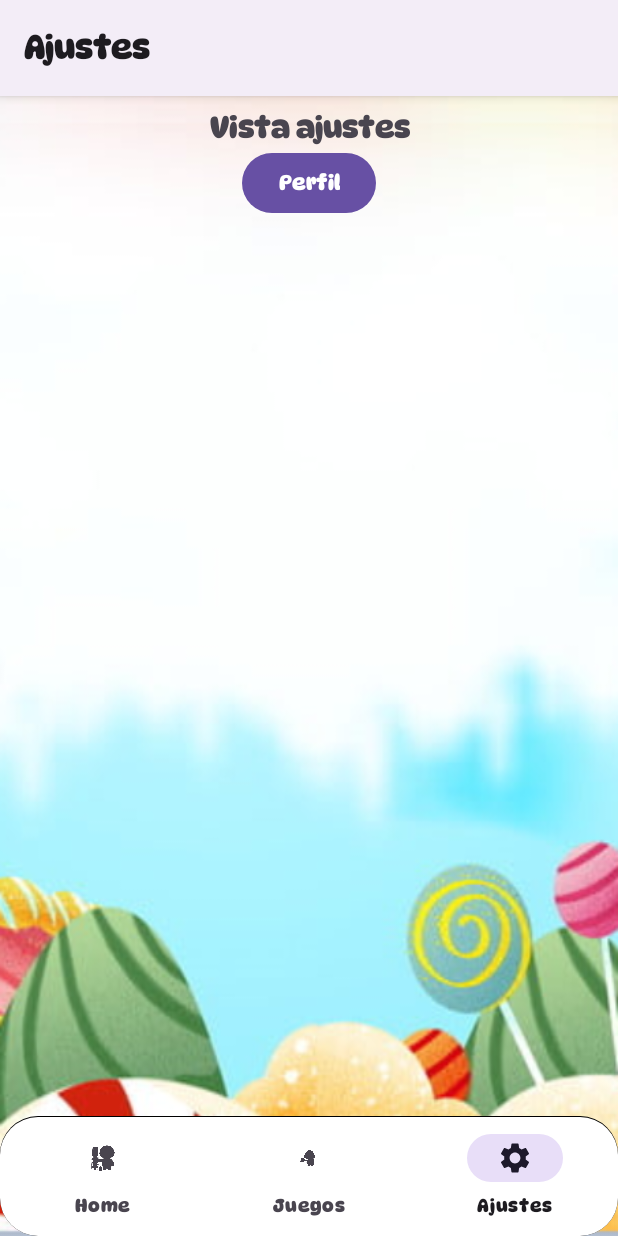
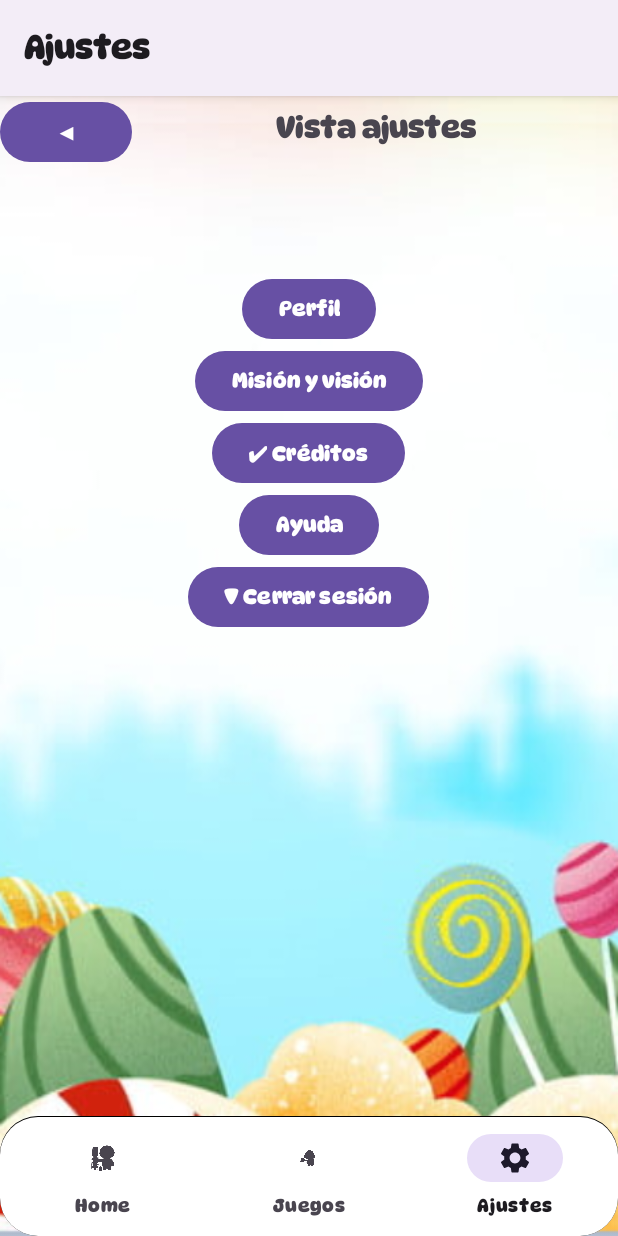
Before and after one commit to AndresFelipe077/Mis-Primeros-Auxilitos-APP, an Android app: the NotificationsFragment screen opened through its navigation route, on a phone screen of 412 x 824 dp. Run offline under Robolectric (Android 15) with nearby library versions, the phone set to English and light mode, and no system bars; our stand-ins replace navigation-ui; libraries missing offline, so code that uses them is left out: www.sanju.motiontoast.

Commit message:
Modify interface of settings

```diff
--- a/app/src/main/java/com/auxilitos/mis_primeros_auxilitos/client/ApiClient.kt
+++ b/app/src/main/java/com/auxilitos/mis_primeros_auxilitos/client/ApiClient.kt
@@ -20,7 +20,7 @@ object ApiClient {
         return Retrofit.Builder()
             .addConverterFactory(GsonConverterFactory.create())
             .client(client)
-            .baseUrl("http://10.185.208.104:8000/")
+            .baseUrl("http://192.168.1.105:8000/")
             .build()
     }
 
--- a/app/src/main/res/layout/fragment_notifications.xml
+++ b/app/src/main/res/layout/fragment_notifications.xml
@@ -7,6 +7,18 @@
     tools:context=".ui.notifications.NotificationsFragment"
     android:orientation="vertical"
     >
+
+    <LinearLayout
+        android:layout_width="match_parent"
+        android:layout_height="wrap_content"
+        android:orientation="horizontal" >
+
+        <Button
+            android:id="@+id/btn_home"
+            android:layout_width="wrap_content"
+            android:layout_height="wrap_content"
+            android:text="@string/settings_go_home"
+            android:layout_gravity="center" />
 
         <TextView
             android:id="@+id/text_notifications"
@@ -23,10 +35,13 @@
             app:layout_constraintStart_toStartOf="parent"
             app:layout_constraintTop_toTopOf="parent" />
 
+    </LinearLayout>
+
     <LinearLayout
         android:layout_width="match_parent"
         android:layout_height="match_parent"
-        android:orientation="vertical">
+        android:orientation="vertical"
+        android:layout_marginTop="70dp">
 
         <Button
         android:id="@+id/btn_profile"
@@ -35,6 +50,34 @@
         android:text="@string/perfil"
         android:layout_gravity="center" />
 
+        <Button
+            android:id="@+id/btn_mision_vision"
+            android:layout_width="wrap_content"
+            android:layout_height="wrap_content"
+            android:text="@string/mision_y_vision"
+            android:layout_gravity="center" />
+
+        <Button
+            android:id="@+id/btn_credits"
+            android:layout_width="wrap_content"
+            android:layout_height="wrap_content"
+            android:text="@string/creditos"
+            android:layout_gravity="center" />
+
+        <Button
+            android:id="@+id/btn_help"
+            android:layout_width="wrap_content"
+            android:layout_height="wrap_content"
+            android:text="@string/ayuda"
+            android:layout_gravity="center" />
+
+        <Button
+            android:id="@+id/btn_logout"
+            android:layout_width="wrap_content"
+            android:layout_height="wrap_content"
+            android:text="@string/cerrar_sesion"
+            android:layout_gravity="center" />
+
     </LinearLayout>
 
 </LinearLayout>
--- a/app/src/main/res/values/strings.xml
+++ b/app/src/main/res/values/strings.xml
@@ -59,5 +59,10 @@
     <string name="text_olvidar_password">¿Olvidaste tu contraseña? No hay problema 😎. Simplemente con ayuda de tus padres escribe tu correo electrónico y te enviaremos un enlace de restablecimiento de contraseña 😀.</string>
     <string name="enlace_restablecer">Enlace de restablecemiento</string>
     <string name="aceptar">aceptar</string>
+    <string name="mision_y_vision">Misión y visión</string>
+    <string name="creditos">✔ Créditos</string>
+    <string name="ayuda">Ayuda</string>
+    <string name="cerrar_sesion">▼ Cerrar sesión</string>
+    <string name="settings_go_home">◀</string>
 
 </resources>
```
Lines whose indentation alone changed are shown as unchanged.
